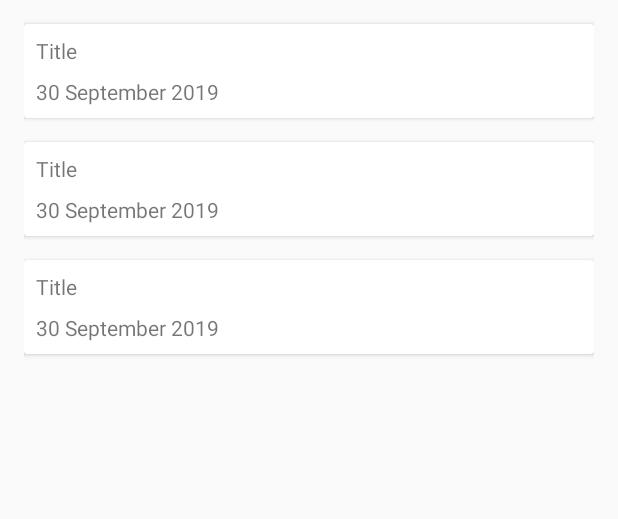
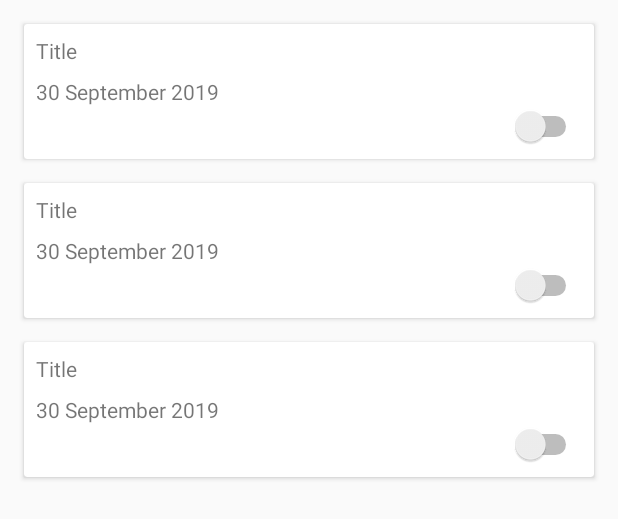
Before and after one commit to denysparvadov/android_assignment, an Android app: the layout content_main.xml on its own in the app's theme, with its tools: preview values and no code run, on a phone screen of 412 x 824 dp. Shown: the top 519 px of the screen. Run offline under Robolectric (Android 15) with nearby library versions, the phone set to English and light mode, and no system bars.

Commit message:
added pagination, refresh, checkable function, finish

```diff
--- a/app/src/main/java/com/example/androidassignment/ApiInterface.kt
+++ b/app/src/main/java/com/example/androidassignment/ApiInterface.kt
@@ -5,7 +5,6 @@ import retrofit2.http.GET
 import retrofit2.http.Query
 
 interface ApiInterface {
-    //?tags=story&page=1
-    @GET(Constants.SEARCH)
+    @GET(Constants.GET_POSTS)
     suspend fun getPosts(@Query(value = "tags") tags: String, @Query("page") page: Int): Response<Search>
 }
--- a/app/src/main/java/com/example/androidassignment/Constants.kt
+++ b/app/src/main/java/com/example/androidassignment/Constants.kt
@@ -1,6 +1,6 @@
 package com.example.androidassignment
 
 object Constants {
-    const val SEARCH = "search_by_date"
+    const val GET_POSTS = "search_by_date"
     const val BASE_URL = "https://hn.algolia.com/api/v1/"
 }
--- a/app/src/main/java/com/example/androidassignment/Post.kt
+++ b/app/src/main/java/com/example/androidassignment/Post.kt
@@ -4,6 +4,6 @@ import com.google.gson.annotations.SerializedName
 
 data class Post(
     @SerializedName("title") val title: String,
-    @SerializedName("created_at") val createdAt: String,
+    @SerializedName("created_at_i") val createdAt: Long,
     var isSelected: Boolean = false
 )
--- a/app/src/main/res/layout/content_main.xml
+++ b/app/src/main/res/layout/content_main.xml
@@ -8,12 +8,15 @@
     tools:context=".MainActivity"
     tools:showIn="@layout/activity_main">
 
+    <androidx.swiperefreshlayout.widget.SwipeRefreshLayout
+        android:id="@+id/refreshLayout"
+        android:layout_width="match_parent"
+        android:layout_height="match_parent">
+
         <androidx.recyclerview.widget.RecyclerView
             android:id="@+id/recyclerView"
             android:layout_width="0dp"
             android:layout_height="0dp"
-        android:paddingStart="16dp"
-        android:paddingEnd="16dp"
             app:layoutManager="androidx.recyclerview.widget.LinearLayoutManager"
             app:layout_constraintBottom_toBottomOf="parent"
             app:layout_constraintEnd_toEndOf="parent"
@@ -21,4 +24,5 @@
             app:layout_constraintTop_toTopOf="parent"
             tools:listitem="@layout/item_post" />
 
+    </androidx.swiperefreshlayout.widget.SwipeRefreshLayout>
 </androidx.constraintlayout.widget.ConstraintLayout>
--- a/app/src/main/res/layout/item_post.xml
+++ b/app/src/main/res/layout/item_post.xml
@@ -4,7 +4,9 @@
     xmlns:tools="http://schemas.android.com/tools"
     android:layout_width="match_parent"
     android:layout_height="wrap_content"
-    android:layout_marginTop="16dp">
+    android:layout_marginStart="16dp"
+    android:layout_marginTop="16dp"
+    android:layout_marginEnd="16dp">
 
     <androidx.constraintlayout.widget.ConstraintLayout
         android:layout_width="match_parent"
@@ -15,6 +17,8 @@
             android:id="@+id/title"
             android:layout_width="wrap_content"
             android:layout_height="wrap_content"
+            app:layout_constraintEnd_toEndOf="parent"
+            app:layout_constraintHorizontal_bias="0.0"
             app:layout_constraintStart_toStartOf="parent"
             app:layout_constraintTop_toTopOf="parent"
             tools:text="Title" />
@@ -24,9 +28,18 @@
             android:layout_width="wrap_content"
             android:layout_height="wrap_content"
             android:layout_marginTop="8dp"
+            app:layout_constraintEnd_toStartOf="@id/switcher"
+            app:layout_constraintHorizontal_bias="0.0"
             app:layout_constraintStart_toStartOf="@id/title"
             app:layout_constraintTop_toBottomOf="@id/title"
             tools:text="30 September 2019" />
+
+        <Switch
+            android:id="@+id/switcher"
+            android:layout_width="wrap_content"
+            android:layout_height="wrap_content"
+            app:layout_constraintEnd_toEndOf="parent"
+            app:layout_constraintTop_toBottomOf="@id/date" />
     </androidx.constraintlayout.widget.ConstraintLayout>
 
 </androidx.cardview.widget.CardView>
--- a/app/src/main/res/values/strings.xml
+++ b/app/src/main/res/values/strings.xml
@@ -1,4 +1,5 @@
 <resources>
     <string name="app_name">Android Assignment</string>
     <string name="action_settings">Settings</string>
+    <string name="load_error">Can not load data. Try again later.</string>
 </resources>
```
Also changed, not shown: app/src/main/java/com/example/androidassignment/MainActivity.kt (+69 -7 lines), app/src/main/java/com/example/androidassignment/PostsAdapter.kt (+20 -6 lines). Lines whose indentation alone changed are shown as unchanged.
